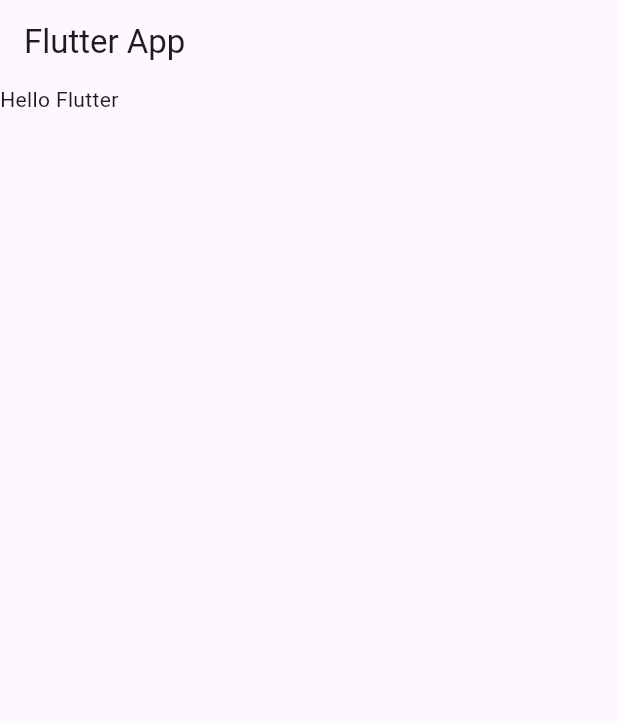
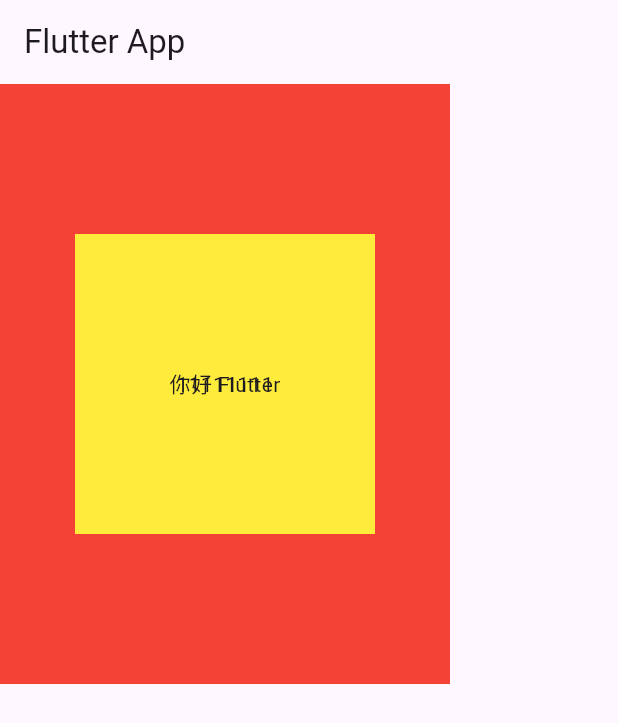
Before and after one commit to flutteruuu/flutter_demo, a Flutter app: the screen it shows after launch, on a phone screen of 412 x 824 dp. Shown: the top 723 px of the screen. Run offline on Flutter 3.47's test engine with Material 3 defaults, Android fonts, the phone set to English and light mode, and no system bars.

Commit message:
Stack 的基本示範

```diff
--- a/lib/main.dart
+++ b/lib/main.dart
@@ -29,6 +29,22 @@ class HomePage extends StatelessWidget {
 
   @override
   Widget build(BuildContext context) {
-    return const Text("Hello Flutter");
+    return Stack(
+      alignment: Alignment.center,
+      children: [
+        Container(
+          width: 300,
+          height: 400,
+          color: Colors.red,
+        ),
+        Container(
+          width: 200,
+          height: 200,
+          color: Colors.yellow,
+        ),
+        const Text("你好 Flutter"),
+        const Text("11111111"),
+      ],
+      );
     }
 }
```
